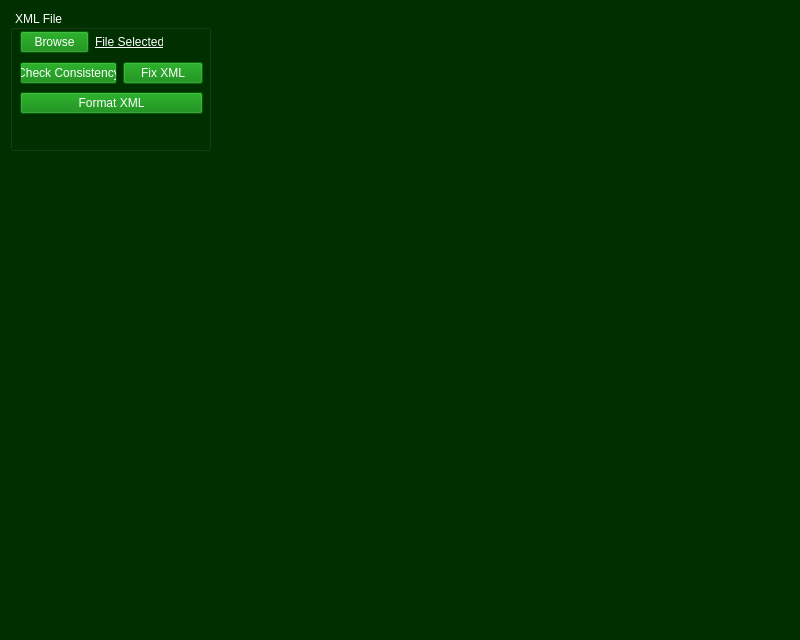
Old version of the form mainwindow.ui in the repository MostafaAkrsh/QT_XML_Editor.
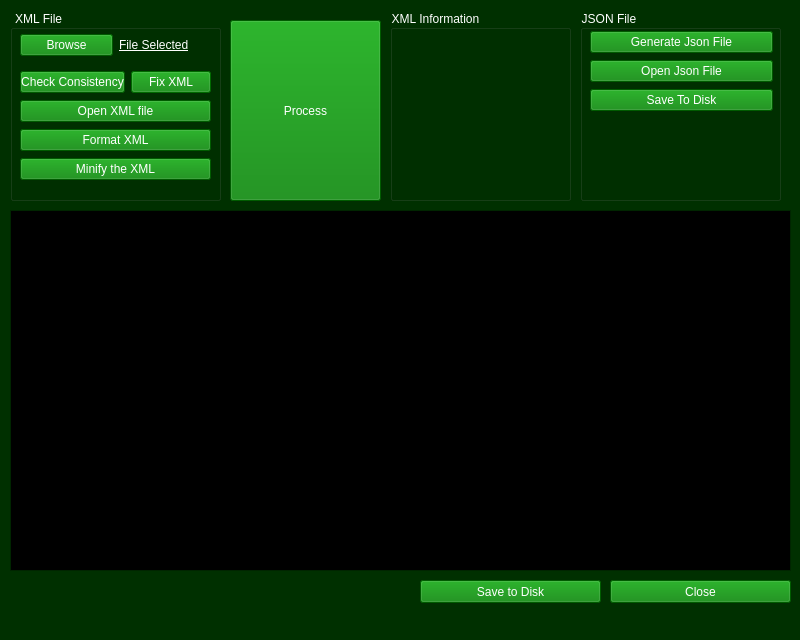
New version of the form. Icons and pictures are not drawn.

Diff of the .ui file:
```diff
--- a/mainwindow.ui
+++ b/mainwindow.ui
@@ -28,6 +28,12 @@
     <height>640</height>
    </size>
   </property>
+  <property name="maximumSize">
+   <size>
+    <width>800</width>
+    <height>640</height>
+   </size>
+  </property>
   <property name="palette">
    <palette>
     <active>
@@ -501,8 +507,8 @@
      <rect>
       <x>10</x>
       <y>10</y>
-      <width>201</width>
-      <height>141</height>
+      <width>211</width>
+      <height>191</height>
      </rect>
     </property>
     <property name="styleSheet">
@@ -516,8 +522,8 @@
       <rect>
        <x>10</x>
        <y>20</y>
-       <width>143</width>
-       <height>25</height>
+       <width>191</width>
+       <height>31</height>
       </rect>
      </property>
      <layout class="QHBoxLayout" name="horizontalLayout">
@@ -551,9 +557,9 @@
      <property name="geometry">
       <rect>
        <x>10</x>
-       <y>50</y>
-       <width>183</width>
-       <height>56</height>
+       <y>60</y>
+       <width>191</width>
+       <height>114</height>
       </rect>
      </property>
      <layout class="QVBoxLayout" name="verticalLayout">
@@ -596,6 +602,20 @@
         </item>
        </layout>
       </item>
+      <item>
+       <widget class="QPushButton" name="pushButton_9">
+        <property name="styleSheet">
+         <string notr="true">color: white;
+background-color: green;
+
+
+</string>
+        </property>
+        <property name="text">
+         <string>Open XML file</string>
+        </property>
+       </widget>
+      </item>
       <item>
        <widget class="QPushButton" name="pushButton_4">
         <property name="styleSheet">
@@ -610,9 +630,196 @@
         </property>
        </widget>
       </item>
+      <item>
+       <widget class="QPushButton" name="pushButton_19">
+        <property name="styleSheet">
+         <string notr="true">color: white;
+background-color: green;
+
+
+</string>
+        </property>
+        <property name="text">
+         <string>Minify the XML</string>
+        </property>
+       </widget>
+      </item>
      </layout>
     </widget>
    </widget>
+   <widget class="QTreeView" name="treeView">
+    <property name="geometry">
+     <rect>
+      <x>10</x>
+      <y>210</y>
+      <width>781</width>
+      <height>361</height>
+     </rect>
+    </property>
+    <property name="dragEnabled">
+     <bool>true</bool>
+    </property>
+    <property name="sortingEnabled">
+     <bool>true</bool>
+    </property>
+   </widget>
+   <widget class="QGroupBox" name="groupBox_2">
+    <property name="geometry">
+     <rect>
+      <x>580</x>
+      <y>10</y>
+      <width>201</width>
+      <height>191</height>
+     </rect>
+    </property>
+    <property name="styleSheet">
+     <string notr="true">color:white;
+
+</string>
+    </property>
+    <property name="title">
+     <string>JSON File</string>
+    </property>
+    <widget class="QWidget" name="layoutWidget_5">
+     <property name="geometry">
+      <rect>
+       <x>10</x>
+       <y>20</y>
+       <width>183</width>
+       <height>85</height>
+      </rect>
+     </property>
+     <layout class="QVBoxLayout" name="verticalLayout_3">
+      <item>
+       <layout class="QHBoxLayout" name="horizontalLayout_7">
+        <item>
+         <widget class="QPushButton" name="pushButton_15">
+          <property name="styleSheet">
+           <string notr="true">color: white;
+background-color: green;
+
+
+</string>
+          </property>
+          <property name="text">
+           <string>Generate Json File</string>
+          </property>
+         </widget>
+        </item>
+       </layout>
+      </item>
+      <item>
+       <widget class="QPushButton" name="pushButton_17">
+        <property name="styleSheet">
+         <string notr="true">color: white;
+background-color: green;
+
+
+</string>
+        </property>
+        <property name="text">
+         <string>Open Json File</string>
+        </property>
+       </widget>
+      </item>
+      <item>
+       <widget class="QPushButton" name="pushButton_18">
+        <property name="styleSheet">
+         <string notr="true">color: white;
+background-color: green;
+
+
+</string>
+        </property>
+        <property name="text">
+         <string>Save To Disk</string>
+        </property>
+       </widget>
+      </item>
+     </layout>
+    </widget>
+   </widget>
+   <widget class="QGroupBox" name="groupBox_3">
+    <property name="geometry">
+     <rect>
+      <x>390</x>
+      <y>10</y>
+      <width>181</width>
+      <height>191</height>
+     </rect>
+    </property>
+    <property name="styleSheet">
+     <string notr="true">color: rgb(255, 255, 255);</string>
+    </property>
+    <property name="title">
+     <string>XML Information</string>
+    </property>
+   </widget>
+   <widget class="QPushButton" name="pushButton_16">
+    <property name="geometry">
+     <rect>
+      <x>230</x>
+      <y>20</y>
+      <width>151</width>
+      <height>181</height>
+     </rect>
+    </property>
+    <property name="toolTip">
+     <string/>
+    </property>
+    <property name="styleSheet">
+     <string notr="true">color: white;
+font: 75 14pt &quot;MS Shell Dlg 2&quot;;
+font: 22pt &quot;MS Shell Dlg 2&quot;;
+background-color: green;
+
+
+</string>
+    </property>
+    <property name="text">
+     <string>Process</string>
+    </property>
+   </widget>
+   <widget class="QPushButton" name="pushButton_20">
+    <property name="geometry">
+     <rect>
+      <x>420</x>
+      <y>580</y>
+      <width>181</width>
+      <height>23</height>
+     </rect>
+    </property>
+    <property name="styleSheet">
+     <string notr="true">color: white;
+background-color: green;
+
+
+</string>
+    </property>
+    <property name="text">
+     <string>Save to Disk</string>
+    </property>
+   </widget>
+   <widget class="QPushButton" name="pushButton_21">
+    <property name="geometry">
+     <rect>
+      <x>610</x>
+      <y>580</y>
+      <width>181</width>
+      <height>23</height>
+     </rect>
+    </property>
+    <property name="styleSheet">
+     <string notr="true">color: white;
+background-color: green;
+
+
+</string>
+    </property>
+    <property name="text">
+     <string>Close</string>
+    </property>
+   </widget>
   </widget>
  </widget>
  <resources/>
```
Left out of the diff: 1 changed line with no effect on the pictures.
